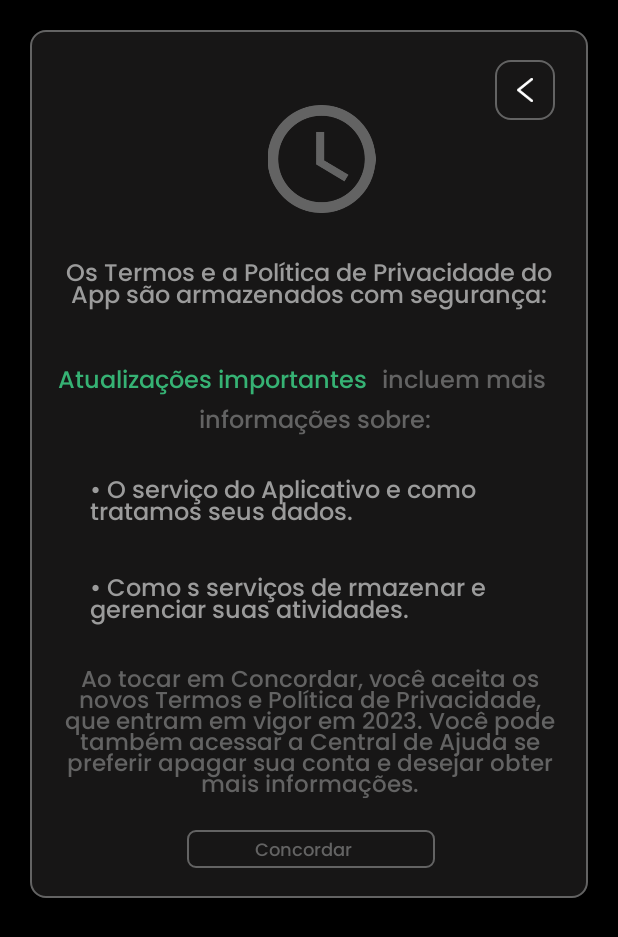
After one commit to Mazzuc/Lionnez, an Android app: the layout custon_privacidade_politica.xml on its own in the app's theme, with its tools: preview values and no code run, on a phone screen of 412 x 824 dp. The commit adds this screen. Shown: the top 937 px of the screen. Run offline under Robolectric (Android 15) with nearby library versions, the phone set to English and light mode, and no system bars.

Commit message:
Tela de segurança

```diff
--- /dev/null
+++ b/Programa/app/src/main/res/layout/custon_privacidade_politica.xml
@@ -0,0 +1,183 @@
+<?xml version="1.0" encoding="utf-8"?>
+<androidx.constraintlayout.widget.ConstraintLayout xmlns:android="http://schemas.android.com/apk/res/android"
+    xmlns:app="http://schemas.android.com/apk/res-auto"
+    xmlns:tools="http://schemas.android.com/tools"
+    android:layout_width="match_parent"
+    android:layout_height="wrap_content">
+
+    <androidx.constraintlayout.widget.ConstraintLayout
+        style="@style/HOME_CARDAPOTIONS"
+        android:layout_width="match_parent"
+        android:layout_height="wrap_content"
+        android:layout_margin="20dp"
+        android:padding="10dp"
+        app:layout_constraintBottom_toBottomOf="parent"
+        app:layout_constraintEnd_toEndOf="parent"
+        app:layout_constraintHorizontal_bias="1.0"
+        app:layout_constraintStart_toStartOf="parent"
+        app:layout_constraintTop_toTopOf="parent"
+        app:layout_constraintVertical_bias="1.0">
+
+        <LinearLayout
+            android:id="@+id/linearLayout3"
+            style="@style/HOME_CARDAPOTIONS"
+            android:layout_width="40dp"
+            android:layout_height="40dp"
+            android:layout_marginStart="300dp"
+            android:layout_marginTop="10dp"
+            android:padding="12dp"
+            app:layout_constraintStart_toStartOf="parent"
+            app:layout_constraintTop_toTopOf="parent">
+
+            <ImageView
+                android:id="@+id/imageView4"
+                style="@style/CAMPOVOLTAR"
+                android:layout_width="10dp"
+                android:layout_height="wrap_content"
+                android:layout_weight="1" />
+
+        </LinearLayout>
+
+        <ImageView
+            android:id="@+id/imageView10"
+            android:layout_width="83dp"
+            android:layout_height="72dp"
+            android:layout_marginTop="40dp"
+            android:layout_marginEnd="126dp"
+            app:layout_constraintEnd_toEndOf="parent"
+            app:layout_constraintTop_toTopOf="parent"
+            app:srcCompat="@drawable/iconrelogio" />
+
+
+        <TextView
+            android:id="@+id/textView12"
+            android:layout_width="350dp"
+            android:layout_height="wrap_content"
+            android:layout_marginTop="28dp"
+            android:fontFamily="@font/poppins_medium"
+            android:lineSpacingExtra="-7dp"
+            android:text="Os Termos e a Política de Privacidade do App são armazenados com segurança:"
+            android:textAlignment="center"
+            style="@style/TEXTCOLORDES"
+            android:textSize="16sp"
+            app:layout_constraintEnd_toEndOf="parent"
+            app:layout_constraintStart_toStartOf="parent"
+            app:layout_constraintTop_toBottomOf="@+id/imageView10" />
+
+        <TextView
+            android:id="@+id/textVie"
+            style="@style/TEXTCOLORDEST"
+            android:layout_width="220dp"
+            android:layout_height="wrap_content"
+            android:layout_marginTop="30dp"
+            android:layout_marginEnd="115dp"
+            android:fontFamily="@font/poppins_medium"
+            android:lineSpacingExtra="-7dp"
+            android:text="Atualizações importantes"
+            android:textSize="16sp"
+            app:layout_constraintEnd_toEndOf="parent"
+            app:layout_constraintHorizontal_bias="0.512"
+            app:layout_constraintStart_toStartOf="parent"
+            app:layout_constraintTop_toBottomOf="@+id/textView12" />
+
+        <TextView
+            android:id="@+id/textV"
+            style="@style/TEXTCOLOR2"
+            android:layout_width="110dp"
+            android:layout_height="wrap_content"
+            android:layout_marginTop="30dp"
+            android:layout_marginEnd="22dp"
+            android:fontFamily="@font/poppins_medium"
+            android:lineSpacingExtra="-7dp"
+            android:text="incluem mais"
+            android:textSize="16sp"
+            app:layout_constraintEnd_toEndOf="parent"
+            app:layout_constraintStart_toEndOf="@+id/textVie"
+            app:layout_constraintTop_toBottomOf="@+id/textView12" />
+
+        <TextView
+            android:id="@+id/treV"
+            android:layout_width="300dp"
+            android:layout_height="wrap_content"
+            android:layout_marginTop="20dp"
+            android:layout_marginEnd="22dp"
+            android:fontFamily="@font/poppins_medium"
+            android:lineSpacingExtra="-7dp"
+            android:text="• O serviço do Aplicativo e como tratamos seus dados."
+            style="@style/TEXTCOLORDES"
+            android:textSize="16sp"
+            app:layout_constraintEnd_toEndOf="parent"
+            app:layout_constraintTop_toBottomOf="@+id/teV" />
+
+
+        <TextView
+            android:id="@+id/teV"
+            android:layout_width="300dp"
+            style="@style/TEXTCOLOR2"
+            android:layout_height="wrap_content"
+            android:layout_marginEnd="22dp"
+            android:fontFamily="@font/poppins_medium"
+            android:lineSpacingExtra="-7dp"
+            android:text="informações sobre:"
+            android:textSize="16sp"
+            app:layout_constraintEnd_toEndOf="parent"
+            android:textAlignment="center"
+            app:layout_constraintTop_toBottomOf="@+id/textVie" />
+
+        <TextView
+            android:id="@+id/tV"
+            android:layout_width="300dp"
+            android:layout_height="wrap_content"
+            android:layout_marginTop="24dp"
+            android:layout_marginEnd="22dp"
+            android:fontFamily="@font/poppins_medium"
+            android:lineSpacingExtra="-7dp"
+            android:text="• Como s serviços de rmazenar e gerenciar suas atividades."
+            style="@style/TEXTCOLORDES"
+            android:textSize="16sp"
+            app:layout_constraintEnd_toEndOf="parent"
+            app:layout_constraintTop_toBottomOf="@+id/treV" />
+
+        <TextView
+            android:id="@+id/egegeg"
+            android:layout_width="350dp"
+            android:layout_height="wrap_content"
+            android:layout_marginTop="20dp"
+            android:fontFamily="@font/poppins_medium"
+            android:lineSpacingExtra="-7dp"
+            android:text="Ao tocar em Concordar, você aceita os novos Termos e Política de Privacidade, que entram em vigor em 2023. Você pode também acessar a Central de Ajuda se preferir apagar sua conta e desejar obter mais informações."
+            style="@style/TEXTCOLOR2"
+            android:textAlignment="center"
+            android:textSize="15sp"
+            app:layout_constraintEnd_toEndOf="parent"
+            app:layout_constraintTop_toBottomOf="@+id/tV" />
+
+        <LinearLayout
+            android:id="@+id/buttcard1"
+            style="@style/BUTTON_INFO"
+            android:layout_width="165dp"
+            android:layout_height="25dp"
+            android:layout_marginTop="16dp"
+            android:layout_marginBottom="10dp"
+            android:orientation="vertical"
+            android:paddingLeft="45dp"
+            android:paddingTop="4dp"
+
+            app:layout_constraintBottom_toBottomOf="parent"
+            app:layout_constraintEnd_toEndOf="@+id/egegeg"
+            app:layout_constraintStart_toStartOf="@+id/egegeg"
+            app:layout_constraintTop_toBottomOf="@+id/egegeg">
+
+            <TextView
+                android:id="@+id/textView6"
+                style="@style/TEXTCOLOR"
+                android:layout_width="match_parent"
+                android:layout_height="wrap_content"
+                android:fontFamily="@font/poppins_medium"
+                android:text="Concordar"
+                android:textSize="12sp" />
+        </LinearLayout>
+
+    </androidx.constraintlayout.widget.ConstraintLayout>
+
+</androidx.constraintlayout.widget.ConstraintLayout>
--- a/Programa/app/src/main/res/values-night/themes.xml
+++ b/Programa/app/src/main/res/values-night/themes.xml
@@ -17,8 +17,13 @@
 
     </style>
 
+    <style name="TEXTCOLOR2">
+        <item name="android:textColor">@color/cinza_claro</item>
 
-
+    </style>
+    <style name="TEXTCOLORDES">
+        <item name="android:textColor">@color/cinza_medio</item>
+    </style>
 
     <style name="TEXTCOLOR">
         <item name="android:textColor">@color/cinza_escuro</item>
--- a/Programa/app/src/main/res/values/themes.xml
+++ b/Programa/app/src/main/res/values/themes.xml
@@ -18,9 +18,17 @@
     </style>
 
 
+    <style name="TEXTCOLOR2">
+        <item name="android:textColor">@color/cinza_medio</item>
+
+    </style>
     <style name="TEXTCOLOR">
         <item name="android:textColor">@color/cinza_medio</item>
 
+    </style>
+
+    <style name="TEXTCOLORDES">
+        <item name="android:textColor">@color/cinza_claro</item>
     </style>
 
     <style name="FUNDO">
```
